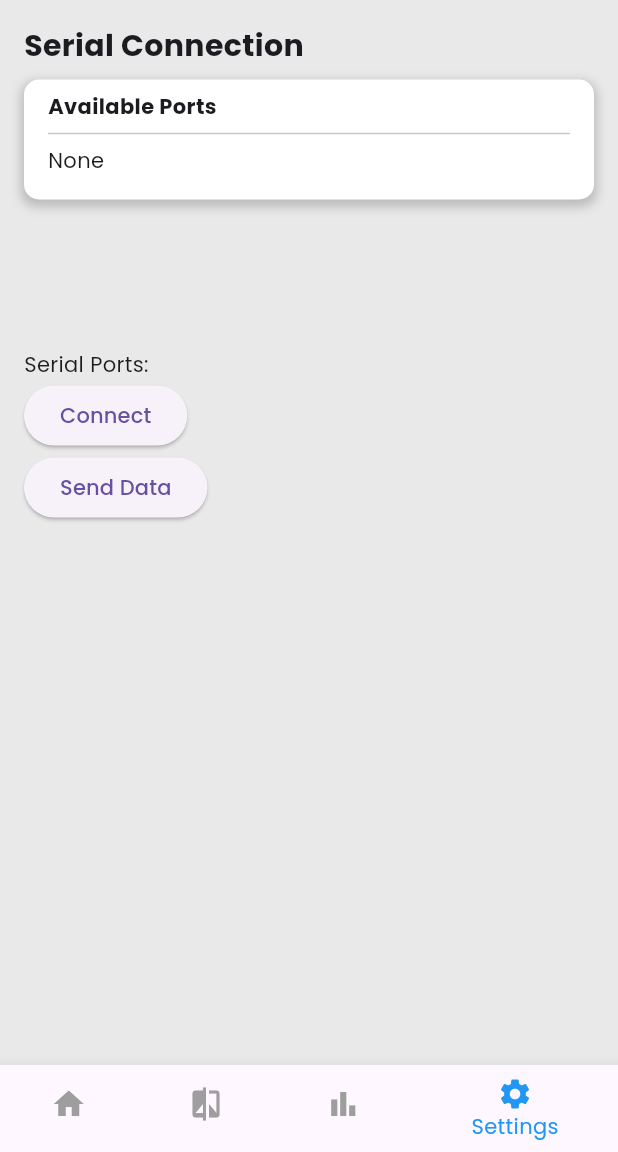
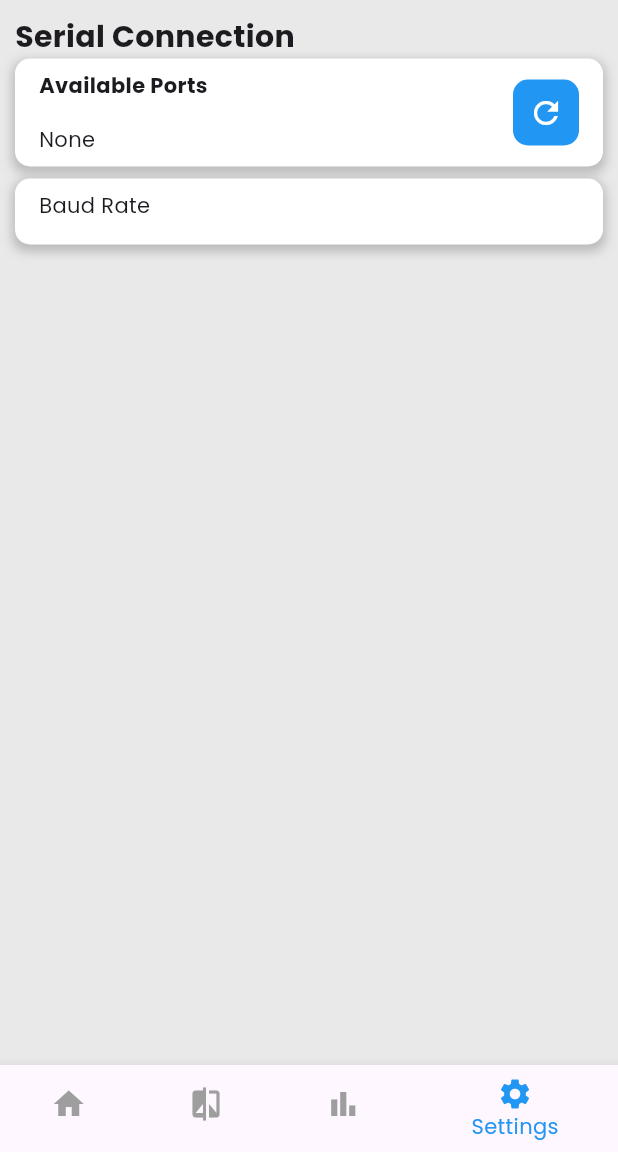
Before and after one commit to callahamZ/mySpectrum, a Flutter app: the screen it shows after launch, item 4 of the bottom bar chosen, on a phone screen of 412 x 824 dp, the part 84-1236 px from its top. Run offline on Flutter 3.47's test engine with Material 3 defaults, Android fonts, the phone set to English and light mode, and no system bars; our stand-ins replace firebase_core, firebase_database, fl_chart; missing offline and left inert: usb_serial; accounts and stored records are empty.

Commit message:
refresh button

```diff
--- a/lib/pages/settings.dart
+++ b/lib/pages/settings.dart
@@ -92,100 +92,111 @@ class _SettingsPageState extends State<SettingsPage> {
 
   @override
   Widget build(BuildContext context) {
-    return RefreshIndicator(
-      onRefresh: _refreshSerialPortList,
-      child: SingleChildScrollView(
-        padding: EdgeInsets.all(16),
+    return SingleChildScrollView(
+      child: Container(
+        padding: const EdgeInsets.all(10),
         child: Column(
           crossAxisAlignment: CrossAxisAlignment.start,
           children: [
-            Text(
+            const Text(
               "Serial Connection",
               style: TextStyle(fontWeight: FontWeight.bold, fontSize: 20),
             ),
-            Container(
-              margin: EdgeInsets.only(top: 8),
-              padding: EdgeInsets.only(top: 8, bottom: 16, left: 16, right: 16),
-              width: double.infinity,
+            Row(
+              mainAxisAlignment: MainAxisAlignment.spaceBetween,
+              children: [
+                Expanded(
+                  flex: 4,
+                  child: Container(
+                    padding: const EdgeInsets.symmetric(horizontal: 16, vertical: 8),
                     decoration: BoxDecoration(
                       color: Colors.white,
                       borderRadius: BorderRadius.circular(10.0),
-                boxShadow: [
+                      boxShadow: const [
                         BoxShadow(
                           color: Color.fromARGB(50, 0, 0, 0),
                           spreadRadius: 2,
                           blurRadius: 5,
-                    offset: const Offset(0, 3),
+                          offset: Offset(0, 3),
                         ),
                       ],
                     ),
-              child: Column(
+                    child: Row(
+                      crossAxisAlignment: CrossAxisAlignment.center,
+                      mainAxisAlignment: MainAxisAlignment.spaceBetween,
+                      children: [
+                        Column(
                           crossAxisAlignment: CrossAxisAlignment.start,
                           children: [
-                  Text(
+                            const Text(
                               "Available Ports",
                               style: TextStyle(fontWeight: FontWeight.bold),
                             ),
-                  Divider(),
+                            new Divider(thickness: 2,),
                             FutureBuilder<List<UsbDevice>>(
                               future: _serialPortListFuture,
                               builder: (context, snapshot) {
                                 if (snapshot.connectionState == ConnectionState.waiting) {
-                        return Text("Loading...");
+                                  return const Text("Loading...");
                                 } else if (snapshot.hasError) {
                                   return Text('Error: ${snapshot.error}');
-                      } else if (snapshot.hasData &&
-                          snapshot.data!.isNotEmpty) {
+                                } else if (snapshot.hasData && snapshot.data!.isNotEmpty) {
                                   final serialPortList = snapshot.data!;
+                                  final device = serialPortList[0];
                                   return Column(
                                     crossAxisAlignment: CrossAxisAlignment.start,
                                     children: [
-                            Text(
-                              serialPortList[0].productName ?? 'Unknown Device',
-                            ),
-                            Text(
-                              "--> ${serialPortList[0].deviceName}" ??
-                                  'Unknown Port',
-                            ),
+                                      Text(device.productName ?? "unknown"),
+                                      Text("--> ${device.deviceName}"),
                                     ],
                                   );
                                 } else {
-                        return Text("None");
+                                  return const Text("None");
                                 }
                               },
                             ),
                           ],
                         ),
+                        GestureDetector(
+                          onTap: _refreshSerialPortList,
+                          child: LayoutBuilder(
+                            builder: (context, constraints) {
+                              return Container(
+                                padding: const EdgeInsets.all(10),
+                                decoration: BoxDecoration(
+                                  color: Colors.blue,
+                                  borderRadius: BorderRadius.circular(10),
                                 ),
-
-            SizedBox(height: 100),
-            FutureBuilder<List<UsbDevice>>(
-              future: _serialPortListFuture,
-              builder: (context, snapshot) {
-                if (snapshot.connectionState == ConnectionState.waiting) {
-                  return const CircularProgressIndicator();
-                } else if (snapshot.hasError) {
-                  return Text('Error: ${snapshot.error}');
-                } else if (snapshot.hasData) {
-                  final serialPortList = snapshot.data!;
-                  return Text(
-                    'Serial Ports: ${serialPortList.map((device) => device.productName).join(', ')}',
+                                child: const Center(child: Icon(Icons.refresh, color: Colors.white)),
                               );
-                } else {
-                  return const Text('No serial ports found.');
-                }
                             },
                           ),
-            ElevatedButton(
-              onPressed: _connectToSerial,
-              child: const Text('Connect'),
                         ),
-            ElevatedButton(
-              onPressed: () {
-                _sendData(Uint8List.fromList([0x10, 0x00]));
-              },
-              child: const Text("Send Data"),
+                      ],
                     ),
+                  ),
+                ),
+              ],
+            ),
+            Container(
+              margin: const EdgeInsets.only(top: 8),
+              padding: const EdgeInsets.only(top: 8, bottom: 16, left: 16, right: 16),
+              width: double.infinity,
+              decoration: BoxDecoration(
+                color: Colors.white,
+                borderRadius: BorderRadius.circular(10.0),
+                boxShadow: const [
+                  BoxShadow(
+                    color: Color.fromARGB(50, 0, 0, 0),
+                    spreadRadius: 2,
+                    blurRadius: 5,
+                    offset: Offset(0, 3),
+                  ),
+                ],
+              ),
+              child: const Text("Baud Rate"),
+            ),
+            const SizedBox(height: 100),
           ],
         ),
       ),
```
Also changed, not shown: lib/pages/home_page.dart (+2 -5 lines), lib/pages/navigator.dart (+2 -5 lines). Lines whose indentation alone changed are shown as unchanged.
